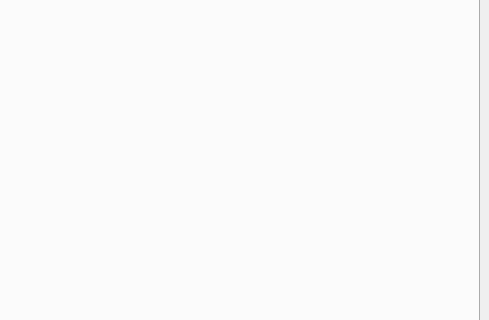
Above: ui/lipidspacegui.ui from lifs-tools/lipidspace before the change; both pictures show x 740 to 1229 and y 133 to 453 of the 1229 by 615 pixel window. Below: the same form after it.
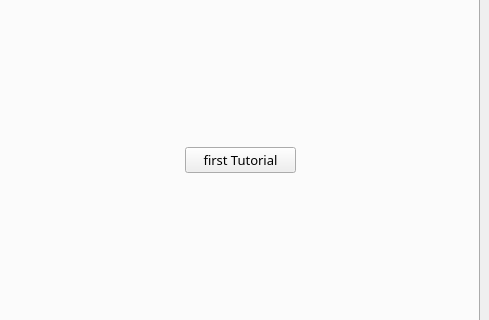
That is the form after the change. Custom widgets are drawn as their Qt base class.

Commit message: putting tutorials more to function

What changed in the file:
```diff
--- a/ui/lipidspacegui.ui
+++ b/ui/lipidspacegui.ui
@@ -249,6 +249,19 @@
         <attribute name="title">
          <string>Home</string>
         </attribute>
+        <widget class="QPushButton" name="firstTutorialPushButton">
+         <property name="geometry">
+          <rect>
+           <x>410</x>
+           <y>210</y>
+           <width>111</width>
+           <height>26</height>
+          </rect>
+         </property>
+         <property name="text">
+          <string>first Tutorial</string>
+         </property>
+        </widget>
        </widget>
        <widget class="QWidget" name="tab_5">
         <property name="font">
```
The commit also changes 5 other files.
